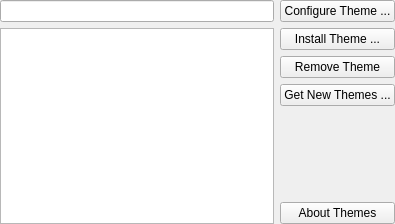
This is client/config/kthemeselectorwidgets.ui in KDE/dekorator as Qt 5 draws it before an edit. The edited form follows.
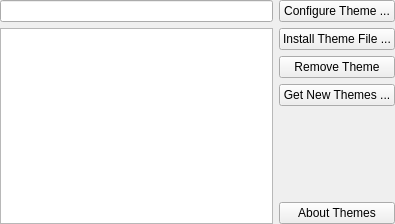
This is the edited form. Custom widgets are drawn as their Qt base class.

Commit message: More work on new theme selector

What changed in the file:
```diff
--- a/client/config/kthemeselectorwidgets.ui
+++ b/client/config/kthemeselectorwidgets.ui
@@ -36,7 +36,7 @@
      <item>
       <widget class="QPushButton" name="m_buttonInstall">
        <property name="text">
-        <string>Install Theme ...</string>
+        <string>Install Theme File ...</string>
        </property>
       </widget>
      </item>
```
The commit also changes 2 other files.
